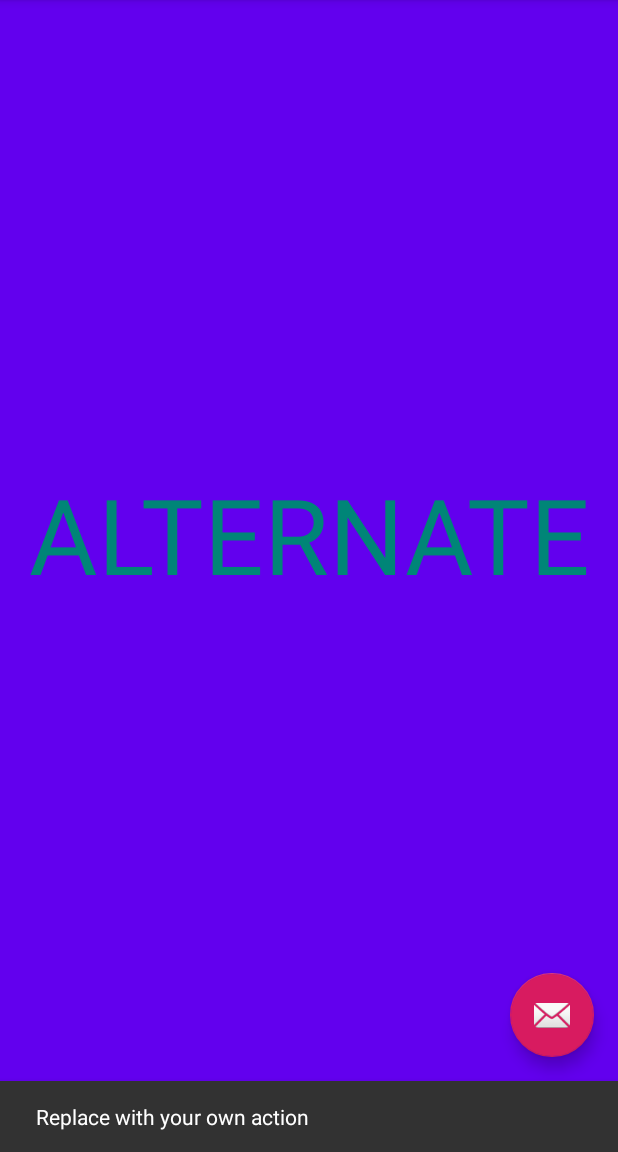
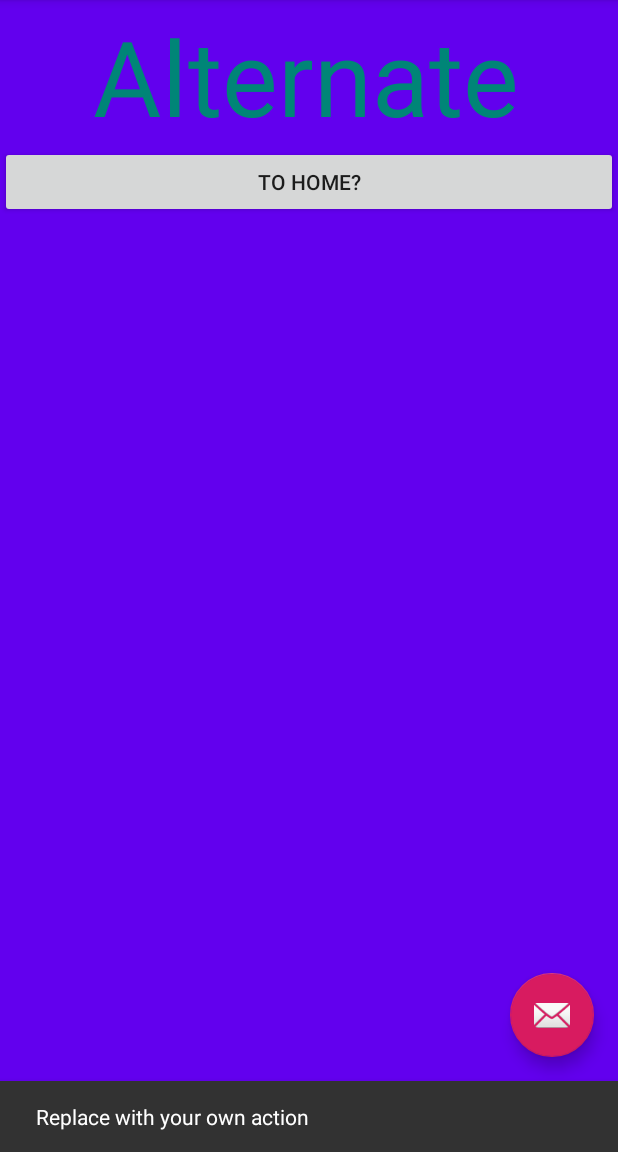
Before and after one commit to FrancisGlacken/NavigationJetpackEasySundayMorning, an Android app: the AlternateFragment screen opened through its navigation route, after a tap on an icon or button, on a phone screen of 412 x 824 dp, the part 84-1236 px from its top. Run offline under Robolectric (Android 15) with nearby library versions, the phone set to English and light mode, and no system bars.

Commit message:
Added a button to go back to home

```diff
--- a/app/src/main/java/com/deltorostudios/navigationjetpackeasysundaymorning/AlternateFragment.java
+++ b/app/src/main/java/com/deltorostudios/navigationjetpackeasysundaymorning/AlternateFragment.java
@@ -7,15 +7,22 @@ import android.support.v4.app.Fragment;
 import android.view.LayoutInflater;
 import android.view.View;
 import android.view.ViewGroup;
+import android.widget.Button;
+
+import androidx.navigation.Navigation;
 
 public class AlternateFragment extends Fragment {
 
     public AlternateFragment() {
     }
 
+
     @Override
     public View onCreateView(LayoutInflater inflater, ViewGroup container, Bundle savedInstanceState) {
         View view = inflater.inflate(R.layout.alternate_fragment, container, false);
+        Button changeButton = view.findViewById(R.id.toHomeFragmentButton);
+
+        changeButton.setOnClickListener(Navigation.createNavigateOnClickListener(R.id.action_alternateFragment_to_homeFragment, null));
         return view;
     }
 }
--- /dev/null
+++ b/app/src/main/java/com/deltorostudios/navigationjetpackeasysundaymorning/CustomObject.java
@@ -0,0 +1,38 @@
+package com.deltorostudios.navigationjetpackeasysundaymorning;
+
+public class CustomObject {
+
+    int id;
+    String name;
+    String attribute;
+
+    public CustomObject(int id, String name, String attribute) {
+        this.id = id;
+        this.name = name;
+        this.attribute = attribute;
+    }
+
+    public int getId() {
+        return id;
+    }
+
+    public void setId(int id) {
+        this.id = id;
+    }
+
+    public String getName() {
+        return name;
+    }
+
+    public void setName(String name) {
+        this.name = name;
+    }
+
+    public String getAttribute() {
+        return attribute;
+    }
+
+    public void setAttribute(String attribute) {
+        this.attribute = attribute;
+    }
+}
--- a/app/src/main/java/com/deltorostudios/navigationjetpackeasysundaymorning/HomeFragment.java
+++ b/app/src/main/java/com/deltorostudios/navigationjetpackeasysundaymorning/HomeFragment.java
@@ -26,8 +26,15 @@ public class HomeFragment extends Fragment {
         View view = inflater.inflate(R.layout.home_fragment, container, false);
 
         Button changeButton = view.findViewById(R.id.toAlternateFragmentButton);
+        CustomObject object = new CustomObject(1, "Fran", "Good looking");
 
         changeButton.setOnClickListener(Navigation.createNavigateOnClickListener(R.id.action_homeFragment_to_alternateFragment, null));
+//        changeButton.setOnClickListener(new View.OnClickListener() {
+//            @Override
+//            public void onClick(View view) {
+//                Navigation.findNavController(view).navigate(R.id.action_homeFragment_to_alternateFragment);
+//            }
+//        });
         return view;
     }
 }
--- a/app/src/main/res/layout/alternate_fragment.xml
+++ b/app/src/main/res/layout/alternate_fragment.xml
@@ -1,15 +1,31 @@
 <?xml version="1.0" encoding="utf-8"?>
 <android.support.constraint.ConstraintLayout
-    xmlns:android="http://schemas.android.com/apk/res/android" android:layout_width="match_parent"
+    xmlns:android="http://schemas.android.com/apk/res/android"
+    xmlns:app="http://schemas.android.com/apk/res-auto"
+    android:layout_width="match_parent"
     android:layout_height="match_parent"
     android:background="@color/design_default_color_primary">
 
     <TextView
+        android:id="@+id/alternateView"
+        android:layout_width="408dp"
+        android:layout_height="wrap_content"
+        android:layout_marginTop="60dp"
+        android:gravity="center"
+        android:text="Alternate"
+        android:textColor="@color/colorPrimary"
+        android:textSize="70sp"
+        app:layout_constraintLeft_toLeftOf="parent"
+        app:layout_constraintStart_toStartOf="parent"
+        app:layout_constraintTop_toTopOf="parent" />
+
+    <Button
         android:layout_width="match_parent"
-        android:layout_height="match_parent"
-        android:text="ALTERNATE"
-        android:textSize="70sp"
-        android:gravity="center"
-        android:textColor="@color/colorPrimary"/>
+        android:layout_height="wrap_content"
+        android:id="@+id/toHomeFragmentButton"
+        android:text="To Home?"
+        app:layout_constraintTop_toBottomOf="@+id/alternateView"
+        app:layout_constraintLeft_toLeftOf="parent"
+        />
 
 </android.support.constraint.ConstraintLayout>
--- a/app/src/main/res/navigation/nav_graph.xml
+++ b/app/src/main/res/navigation/nav_graph.xml
@@ -17,5 +17,9 @@
         android:id="@+id/alternateFragment"
         android:name="com.deltorostudios.navigationjetpackeasysundaymorning.AlternateFragment"
         android:label="alternate_fragment"
-        tools:layout="@layout/alternate_fragment" />
+        tools:layout="@layout/alternate_fragment" >
+        <action
+            android:id="@+id/action_alternateFragment_to_homeFragment"
+            app:destination="@id/homeFragment" />
+    </fragment>
 </navigation>
```
